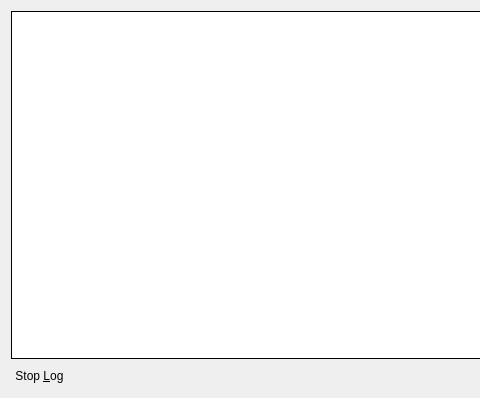
Above: client/src/dialogs/servicelog.ui from Securepoint/openvpn-client before the change; both pictures show x 0 to 480 and y 0 to 398 of the 723 by 398 pixel window. Below: the same form after it.
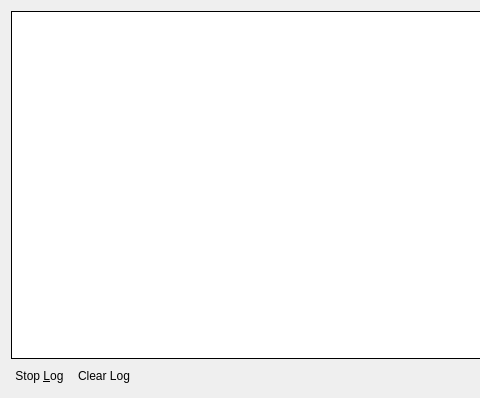
That is the form after the change. Icons and pictures are not drawn.

Diff of the .ui file:
```diff
--- a/client/src/dialogs/servicelog.ui
+++ b/client/src/dialogs/servicelog.ui
@@ -82,6 +82,24 @@
        </property>
       </widget>
      </item>
+     <item>
+      <widget class="QPushButton" name="cmdClearLog">
+       <property name="styleSheet">
+        <string notr="true">:hover {background-color: rgb(195, 195, 195);}
+QPushButton {;text-align:center;
+	padding-left: 3px;
+	padding-right: 3px;
+	padding-top: 3px;
+	padding-bottom: 3px;}</string>
+       </property>
+       <property name="text">
+        <string>Clear Log</string>
+       </property>
+       <property name="flat">
+        <bool>true</bool>
+       </property>
+      </widget>
+     </item>
      <item>
       <spacer name="horizontalSpacer">
        <property name="orientation">
```
Left out of the diff: 4 changed lines with no effect on the pictures.
